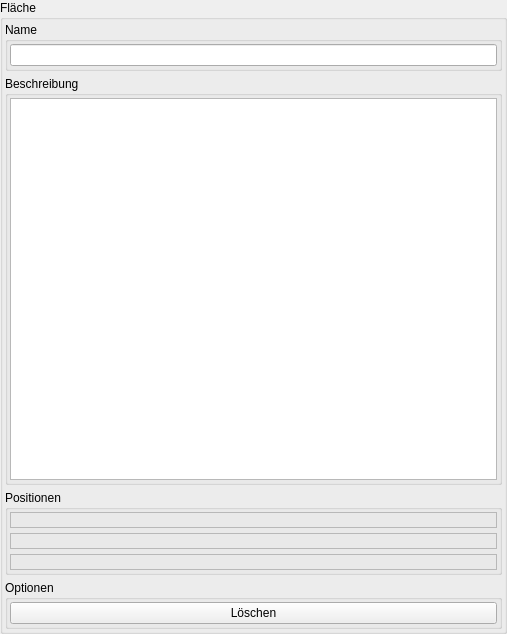
BackupTheBerlios/bbuilder-svn, file trunk/editor/toolWidgetTriangleNew.ui: the form before one commit.
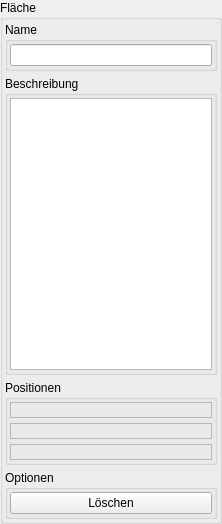
The form after the commit.

Diff of the .ui file:
```diff
--- a/trunk/editor/toolWidgetTriangleNew.ui
+++ b/trunk/editor/toolWidgetTriangleNew.ui
@@ -8,22 +8,22 @@
    <rect>
     <x>0</x>
     <y>0</y>
-    <width>507</width>
-    <height>634</height>
+    <width>222</width>
+    <height>524</height>
    </rect>
   </property>
   <property name="windowTitle" >
    <string>Form</string>
   </property>
-  <layout class="QGridLayout" >
-   <property name="margin" >
-    <number>0</number>
-   </property>
-   <property name="spacing" >
-    <number>5</number>
-   </property>
-   <item row="0" column="0" >
     <widget class="QGroupBox" name="groupBox" >
+   <property name="geometry" >
+    <rect>
+     <x>0</x>
+     <y>0</y>
+     <width>222</width>
+     <height>524</height>
+    </rect>
+   </property>
      <property name="title" >
       <string>Fläche</string>
      </property>
@@ -37,63 +37,6 @@
       <property name="spacing" >
        <number>5</number>
       </property>
-      <item row="2" column="0" >
-       <widget class="QGroupBox" name="groupBox_4" >
-        <property name="title" >
-         <string>Positionen</string>
-        </property>
-        <property name="flat" >
-         <bool>true</bool>
-        </property>
-        <layout class="QGridLayout" >
-         <property name="margin" >
-          <number>2</number>
-         </property>
-         <property name="spacing" >
-          <number>5</number>
-         </property>
-         <item row="1" column="0" >
-          <widget class="QLabel" name="label_Pos2" >
-           <property name="frameShape" >
-            <enum>QFrame::StyledPanel</enum>
-           </property>
-           <property name="frameShadow" >
-            <enum>QFrame::Sunken</enum>
-           </property>
-           <property name="text" >
-            <string/>
-           </property>
-          </widget>
-         </item>
-         <item row="0" column="0" >
-          <widget class="QLabel" name="label_Pos1" >
-           <property name="frameShape" >
-            <enum>QFrame::StyledPanel</enum>
-           </property>
-           <property name="frameShadow" >
-            <enum>QFrame::Sunken</enum>
-           </property>
-           <property name="text" >
-            <string/>
-           </property>
-          </widget>
-         </item>
-         <item row="2" column="0" >
-          <widget class="QLabel" name="label_Pos3" >
-           <property name="frameShape" >
-            <enum>QFrame::StyledPanel</enum>
-           </property>
-           <property name="frameShadow" >
-            <enum>QFrame::Sunken</enum>
-           </property>
-           <property name="text" >
-            <string/>
-           </property>
-          </widget>
-         </item>
-        </layout>
-       </widget>
-      </item>
       <item row="3" column="0" >
        <widget class="QGroupBox" name="groupBox_5" >
         <property name="title" >
@@ -128,27 +71,6 @@
         </layout>
        </widget>
       </item>
-      <item row="1" column="0" >
-       <widget class="QGroupBox" name="groupBox_3" >
-        <property name="title" >
-         <string>Beschreibung</string>
-        </property>
-        <property name="flat" >
-         <bool>true</bool>
-        </property>
-        <layout class="QGridLayout" >
-         <property name="margin" >
-          <number>2</number>
-         </property>
-         <property name="spacing" >
-          <number>5</number>
-         </property>
-         <item row="0" column="0" >
-          <widget class="QTextEdit" name="textEdit_Desc" />
-         </item>
-        </layout>
-       </widget>
-      </item>
       <item row="0" column="0" >
        <widget class="QGroupBox" name="groupBox_2" >
         <property name="title" >
@@ -170,10 +92,86 @@
         </layout>
        </widget>
       </item>
+    <item row="1" column="0" >
+     <widget class="QGroupBox" name="groupBox_3" >
+      <property name="title" >
+       <string>Beschreibung</string>
+      </property>
+      <property name="flat" >
+       <bool>true</bool>
+      </property>
+      <layout class="QGridLayout" >
+       <property name="margin" >
+        <number>2</number>
+       </property>
+       <property name="spacing" >
+        <number>5</number>
+       </property>
+       <item row="0" column="0" >
+        <widget class="QTextEdit" name="textEdit_Desc" />
+       </item>
      </layout>
     </widget>
    </item>
-  </layout>
+    <item row="2" column="0" >
+     <widget class="QGroupBox" name="groupBox_4" >
+      <property name="title" >
+       <string>Positionen</string>
+      </property>
+      <property name="flat" >
+       <bool>true</bool>
+      </property>
+      <layout class="QGridLayout" >
+       <property name="margin" >
+        <number>2</number>
+       </property>
+       <property name="spacing" >
+        <number>5</number>
+       </property>
+       <item row="1" column="0" >
+        <widget class="QLabel" name="label_Pos2" >
+         <property name="frameShape" >
+          <enum>QFrame::StyledPanel</enum>
+         </property>
+         <property name="frameShadow" >
+          <enum>QFrame::Sunken</enum>
+         </property>
+         <property name="text" >
+          <string/>
+         </property>
+        </widget>
+       </item>
+       <item row="0" column="0" >
+        <widget class="QLabel" name="label_Pos1" >
+         <property name="frameShape" >
+          <enum>QFrame::StyledPanel</enum>
+         </property>
+         <property name="frameShadow" >
+          <enum>QFrame::Sunken</enum>
+         </property>
+         <property name="text" >
+          <string/>
+         </property>
+        </widget>
+       </item>
+       <item row="2" column="0" >
+        <widget class="QLabel" name="label_Pos3" >
+         <property name="frameShape" >
+          <enum>QFrame::StyledPanel</enum>
+         </property>
+         <property name="frameShadow" >
+          <enum>QFrame::Sunken</enum>
+         </property>
+         <property name="text" >
+          <string/>
+         </property>
+        </widget>
+       </item>
+      </layout>
+     </widget>
+    </item>
+   </layout>
+  </widget>
  </widget>
  <pixmapfunction></pixmapfunction>
  <resources/>
```
Lines whose indentation alone changed are shown as unchanged.
